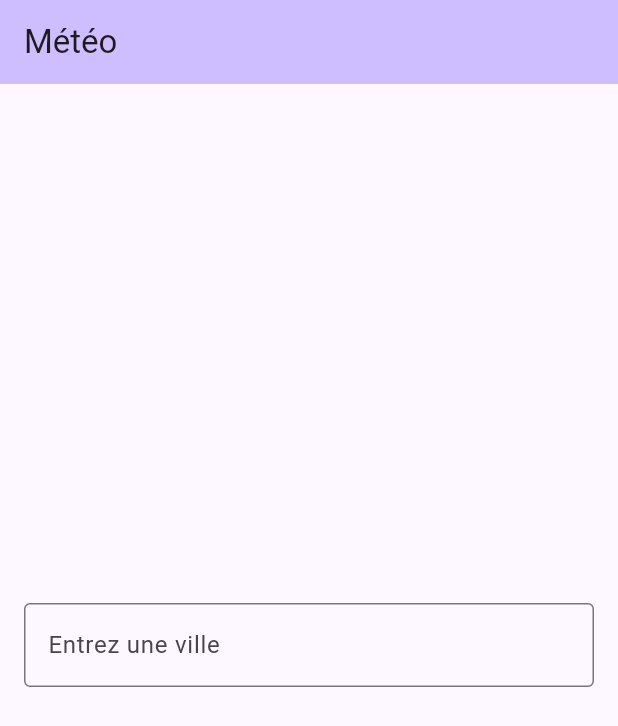
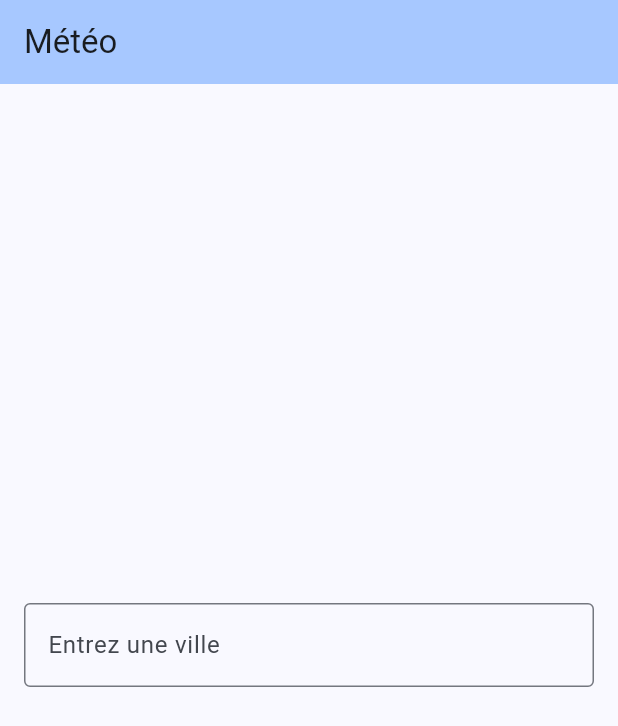
Before and after one commit to Idealogiks/AppliMeteo, a Flutter app: the screen it shows after launch, on a phone screen of 412 x 824 dp. Shown: the top 726 px of the screen. Run offline on Flutter 3.47's test engine with Material 3 defaults, Android fonts, the phone set to English and light mode, and no system bars.

Commit message:
fix: uv + color

```diff
--- a/lib/main.dart
+++ b/lib/main.dart
@@ -14,7 +14,7 @@ class MyApp extends StatelessWidget {
     return MaterialApp(
       title: 'Flutter Demo',
       theme: ThemeData(
-        colorScheme: ColorScheme.fromSeed(seedColor: const Color.fromARGB(255, 175, 163, 208)),
+        colorScheme: ColorScheme.fromSeed(seedColor: const Color.fromARGB(255, 166, 186, 222)),
       ),
       home: const MyHomePage(title: 'Météo'),
     );
@@ -119,7 +119,7 @@ class _MyHomePageState extends State<MyHomePage> {
                 padding: const EdgeInsets.all(16),
                 margin: const EdgeInsets.symmetric(horizontal: 16),
                 decoration: BoxDecoration(
-                  color: const Color.fromARGB(255, 175, 163, 208),
+                  color: const Color.fromARGB(255, 166, 186, 222),
                   borderRadius: BorderRadius.circular(8),
                 ),
                 child: Column(
@@ -128,7 +128,7 @@ class _MyHomePageState extends State<MyHomePage> {
                     Icon(
                       _getWeatherIcon(_weatherCondition),
                       size: 50,
-                      color: Colors.orange,
+                      color: Colors.grey,
                     ),
                     Text(
                       'Ville : $_cityName',
@@ -143,7 +143,7 @@ class _MyHomePageState extends State<MyHomePage> {
                       style: const TextStyle(fontSize: 16),
                     ),
                     Text(
-                      'UV :  ${_uv!.toStringAsFixed(1)}°C',
+                      'UV :  ${_uv!.toStringAsFixed(1)}',
                       style: const TextStyle(fontSize: 16),
                     ),
                   ],
```
